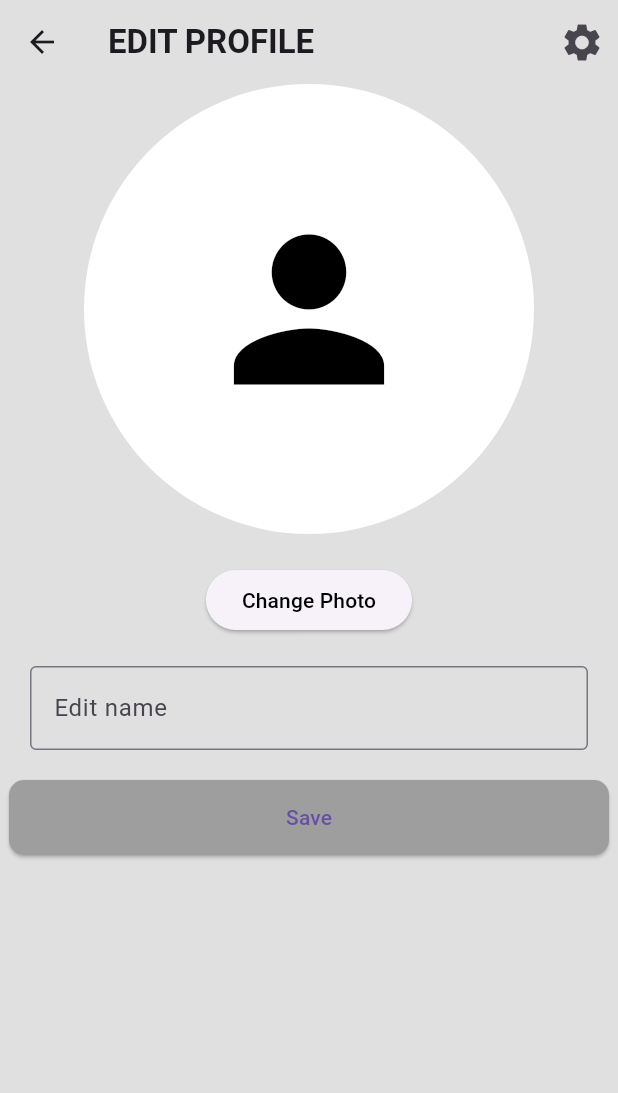
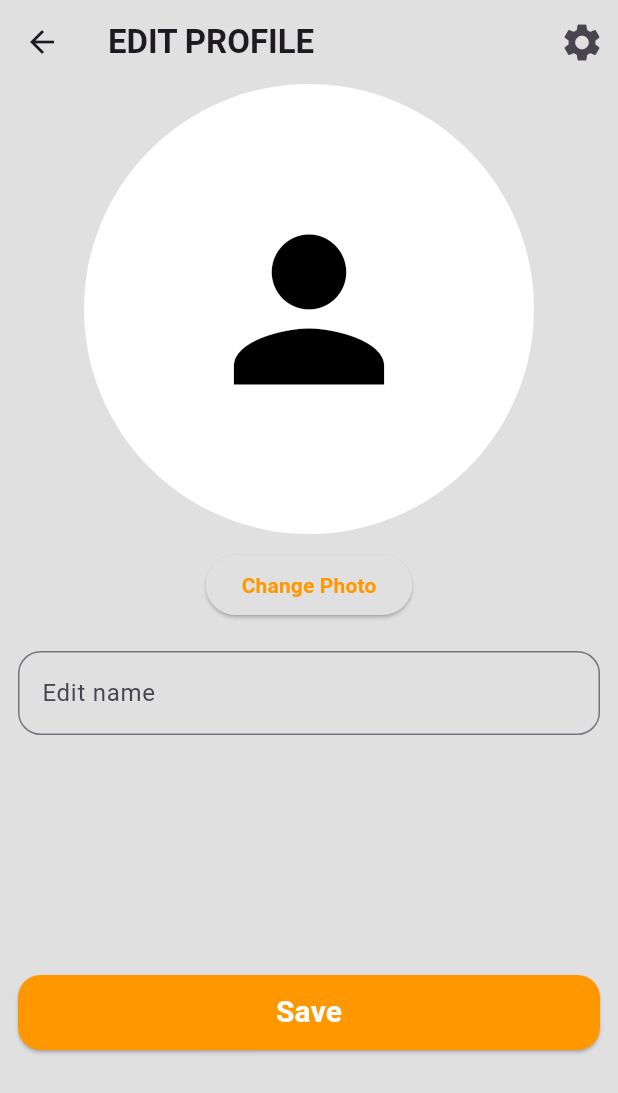
Before and after one commit to TechPyllars2024/AutoCareCarOwners, a Flutter app: the CarOwnerEditProfile screen opened directly with empty values, on a phone screen of 412 x 824 dp. Shown: the top 1093 px of the screen. Run offline on Flutter 3.47's test engine with Material 3 defaults, Android fonts, the phone set to English and light mode, and no system bars; our stand-ins replace cloud_firestore, curved_navigation_bar, firebase_auth, firebase_core, firebase_storage, flutter_animate and 4 more; missing offline and left inert: flutter_pannable_rating_bar; accounts and stored records are empty.

Commit message:
update: edit profile frontend

```diff
--- a/lib/ProfileManagement/screens/car_owner_edit_profile.dart
+++ b/lib/ProfileManagement/screens/car_owner_edit_profile.dart
@@ -110,31 +110,51 @@ class _CarOwnerEditProfileState extends State<CarOwnerEditProfile> {
                               : null,
                     ),
                   ),
-                  const SizedBox(height: 20),
+                  const SizedBox(height: 10),
                   ElevatedButton(
+                    style: ButtonStyle(
+                      backgroundColor:
+                          WidgetStateProperty.all(Colors.grey.shade300),
+                    ),
                     onPressed: () => _pickImage(ImageSource.gallery),
                     child: const Text('Change Photo',
-                        style: TextStyle(color: Colors.black)),
+                        style: TextStyle(
+                            color: Colors.orange, fontWeight: FontWeight.bold)),
                   ),
                   Padding(
-                    padding: const EdgeInsets.all(20.0),
+                    padding: const EdgeInsets.only(left: 12.0, right: 12.0, bottom: 160, top: 20),
                     child: TextField(
                       controller: nameController,
                       decoration: const InputDecoration(
-                        border: OutlineInputBorder(),
+                        border: OutlineInputBorder(
+                          borderRadius: BorderRadius.all(Radius.circular(15)), // Set border radius to 15
+                          borderSide: BorderSide(
+                            color: Colors.grey, // Set border color to grey
+                          ),
+                        ),
                         hintText: 'Edit name',
                       ),
                     ),
+
                   ),
-                  ElevatedButton(
-                    style: ElevatedButton.styleFrom(
-                      shape: RoundedRectangleBorder(
-                          borderRadius: BorderRadius.circular(10)),
-                      minimumSize: const Size(400, 50),
-                      backgroundColor: Colors.grey,
+                  Padding(
+                    padding: const EdgeInsets.symmetric(horizontal: 12.0),
+                    child: ElevatedButton(
+                      style: ElevatedButton.styleFrom(
+                        shape: RoundedRectangleBorder(
+                            borderRadius: BorderRadius.circular(15)),
+                        minimumSize: const Size(400, 50),
+                        backgroundColor: Colors.orange,
+                      ),
+                      onPressed: _saveProfile,
+                      child: const Text(
+                        'Save',
+                        style: TextStyle(
+                            fontWeight: FontWeight.bold,
+                            color: Colors.white,
+                            fontSize: 20),
+                      ),
                     ),
-                    onPressed: _saveProfile,
-                    child: const Text('Save'),
                   ),
                 ],
               ),
```
